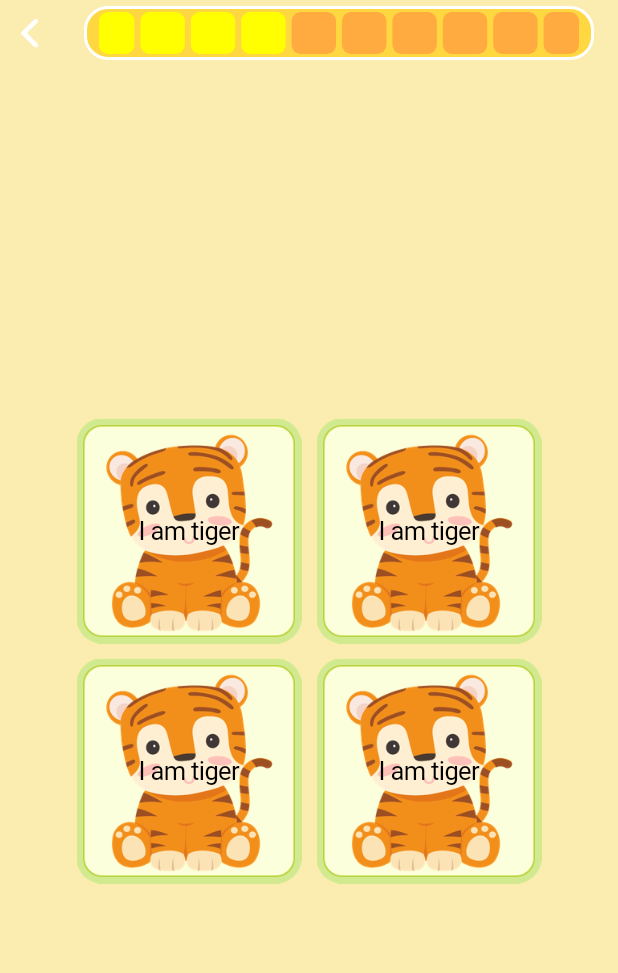
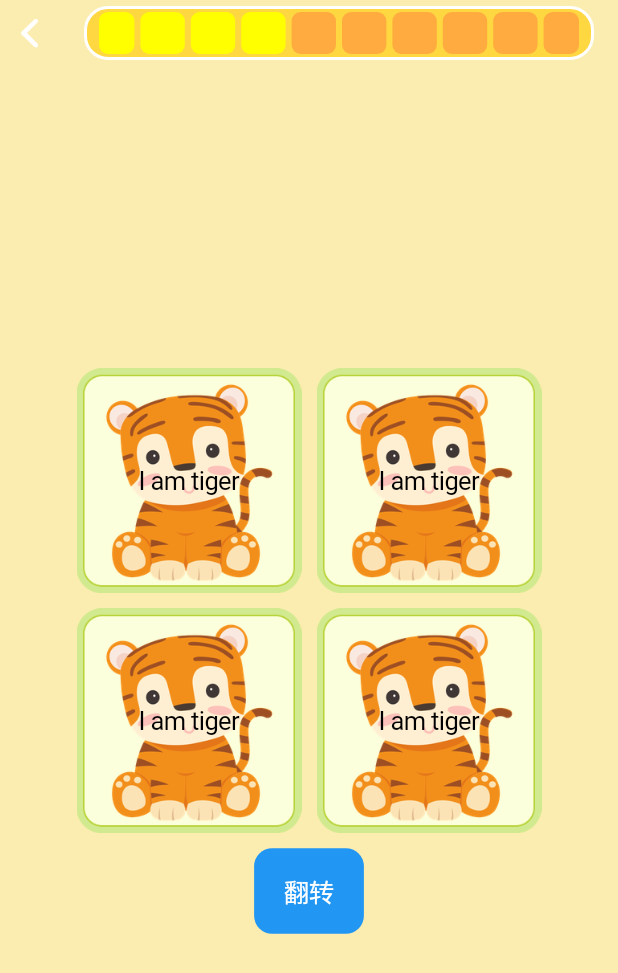
Before and after one commit to KingBo0259/hi_flutter_app, a Flutter app: the FindPictureTemplatePage screen opened by its route, on a phone screen of 412 x 824 dp. Shown: the top 973 px of the screen. Run offline on Flutter 3.47's test engine with Material 2 defaults, Android fonts, the phone set to English and light mode, and no system bars; drawn by our look-alikes of flip_card.

Commit message:
[ADD] 添加翻转卡片 效果

```diff
--- a/lib/src/pages/Course/find_picture_template/find_picture_card_widget.dart
+++ b/lib/src/pages/Course/find_picture_template/find_picture_card_widget.dart
@@ -3,11 +3,12 @@ import 'package:flutter/cupertino.dart';
 import 'package:flip_card/flip_card.dart';
 
 class FindPictureCardWidget extends StatefulWidget {
+  FindPictureCardWidget({Key key}):super(key:key);
   @override
-  State<StatefulWidget> createState() => _FindPictureCardWidget();
+  State<StatefulWidget> createState() => FindPictureCardState();
 }
 
-class _FindPictureCardWidget extends State<FindPictureCardWidget> {
+class FindPictureCardState extends State<FindPictureCardWidget> {
   GlobalKey<FlipCardState> cardKey = GlobalKey<FlipCardState>();
 
   @override
@@ -17,9 +18,13 @@ class _FindPictureCardWidget extends State<FindPictureCardWidget> {
     startAnimation();
   }
 
+  void toggleCard(){
+    cardKey.currentState.toggleCard();
+  }
+
   startAnimation() {
     Future.delayed(Duration(milliseconds: 300), () {
-      cardKey.currentState.toggleCard();
+      toggleCard();
     });
   }
 
--- a/lib/src/pages/Course/find_picture_template/find_picture_template_page.dart
+++ b/lib/src/pages/Course/find_picture_template/find_picture_template_page.dart
@@ -9,6 +9,12 @@ class FindPictureTemplatePage extends StatefulWidget {
 }
 
 class _FindPictureTemplatePage extends State<FindPictureTemplatePage> {
+
+  GlobalKey<FindPictureCardState> card1 =  GlobalKey<FindPictureCardState>();
+  GlobalKey<FindPictureCardState> card2 =  GlobalKey<FindPictureCardState>();
+  GlobalKey<FindPictureCardState> card3 =  GlobalKey<FindPictureCardState>();
+  GlobalKey<FindPictureCardState> card4 =  GlobalKey<FindPictureCardState>();
+
   @override
   Widget build(BuildContext context) {
     return CupertinoPageScaffold(
@@ -22,23 +28,38 @@ class _FindPictureTemplatePage extends State<FindPictureTemplatePage> {
             Row(
               mainAxisSize: MainAxisSize.min,
               children: <Widget>[
-              FindPictureCardWidget(),
-              SizedBox(width: 10,),
-              FindPictureCardWidget()
-            ],),
-            SizedBox(height: 10,),
+                FindPictureCardWidget(key: card1,),
+                SizedBox(
+                  width: 10,
+                ),
+                FindPictureCardWidget(key: card2,)
+              ],
+            ),
+            SizedBox(
+              height: 10,
+            ),
             Row(
               mainAxisSize: MainAxisSize.min,
-
               children: <Widget>[
-              FindPictureCardWidget(),
-              SizedBox(width: 10,),
-              FindPictureCardWidget()
-            ],),
+                FindPictureCardWidget(key: card3,),
+                SizedBox(
+                  width: 10,
+                ),
+                FindPictureCardWidget(key: card4,)
+              ],
+            ),
+            SizedBox(
+              height: 10,
+            ),
+            CupertinoButton.filled(child: Text("翻转"), onPressed: () {
+              card1.currentState.toggleCard();
+              card2.currentState.toggleCard();
+              card3.currentState.toggleCard();
+              card4.currentState.toggleCard();
+            })
           ],
         ),
       ),
-
     );
   }
 }
```
